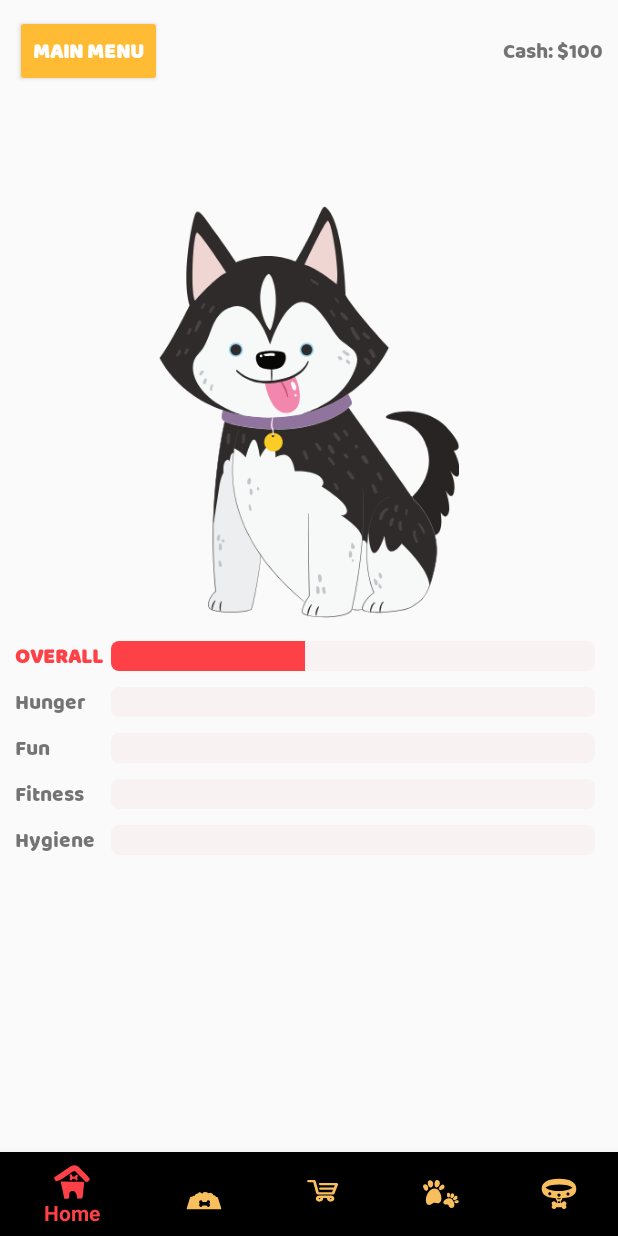
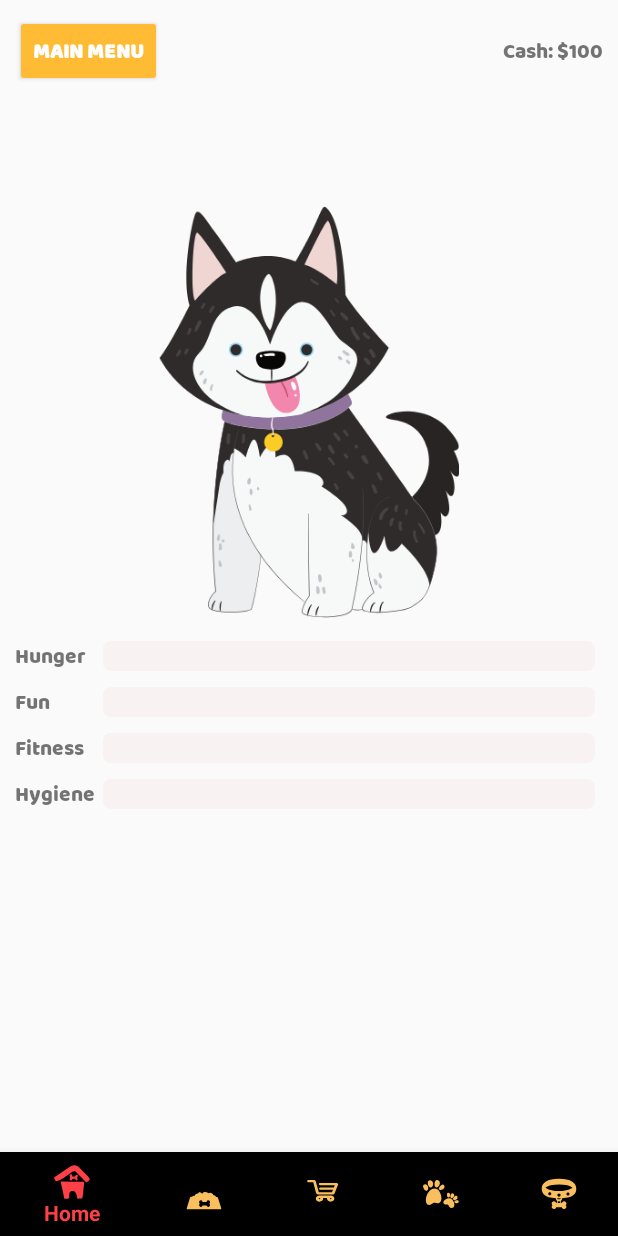
Before and after one commit to tsummerl/tamadoggy, an Android app: the MainGameActivity screen opened directly, with no data from a screen before it, on a phone screen of 412 x 824 dp. Run offline under Robolectric (Android 15) with nearby library versions, the phone set to English and light mode, and no system bars.

Commit message:
Cleaned up unneeded variables

```diff
--- a/app/src/main/java/summerland/twilight/tamadoggy/Const.java
+++ b/app/src/main/java/summerland/twilight/tamadoggy/Const.java
@@ -11,10 +11,6 @@ public final class Const {
     public static final String SHARED_NULL = "NULL_VALUE";
 
     public static final String SHARED_DATE_LAST_GAME_UPDATE = "LAST_GAME";
-    public static final String SHARED_DATE_HUNGER = "LAST_HUNGER";
-    public static final String SHARED_DATE_HYGIENE= "LAST_HYGIENE";
-    public static final String SHARED_DATE_FITNESS = "LAST_FITNESS";
-    public static final String SHARED_DATE_FUN = "LAST_FUN";
 
     public static final String SHARED_HUNGER = "HUNGER";
     public static final String SHARED_FUN = "FUN";
--- a/app/src/main/java/summerland/twilight/tamadoggy/NewGameActivity.java
+++ b/app/src/main/java/summerland/twilight/tamadoggy/NewGameActivity.java
@@ -41,10 +41,6 @@ public class NewGameActivity extends AppCompatActivity implements View.OnClickLi
             SharedPreferences.Editor sharedEdit = sPref.edit();
             Date currTime = new Date();
             sharedEdit.putLong(Const.SHARED_DATE_LAST_GAME_UPDATE, currTime.getTime());
-//            sharedEdit.putLong(Const.SHARED_DATE_HUNGER, currTime.getTime());
-//            sharedEdit.putLong(Const.SHARED_DATE_HYGIENE, currTime.getTime());
-//            sharedEdit.putLong(Const.SHARED_DATE_FITNESS, currTime.getTime());
-//            sharedEdit.putLong(Const.SHARED_DATE_FUN, currTime.getTime());
 
             sharedEdit.putInt(Const.SHARED_FITNESS, 100);
             sharedEdit.putInt(Const.SHARED_FUN, 100);
--- a/app/src/main/res/layout/activity_main_game.xml
+++ b/app/src/main/res/layout/activity_main_game.xml
@@ -79,33 +79,33 @@
 
                 </TableRow>
 
-                <TableRow
-                    android:layout_width="wrap_content"
-                    android:layout_height="wrap_content"
-                    android:layout_weight="2"
-                    android:gravity="center_vertical">
+                <!--<TableRow-->
+                    <!--android:layout_width="wrap_content"-->
+                    <!--android:layout_height="wrap_content"-->
+                    <!--android:layout_weight="2"-->
+                    <!--android:gravity="center_vertical">-->
 
-                    <TextView
-                        android:layout_weight="0"
-                        android:fontFamily="@font/baloo_chettan"
-                        android:gravity="left"
-                        android:text="Overall"
-                        android:textAllCaps="true"
-                        android:textColor="@color/colorAccent"
-                        android:textStyle="bold" />
+                    <!--<TextView-->
+                        <!--android:layout_weight="0"-->
+                        <!--android:fontFamily="@font/baloo_chettan"-->
+                        <!--android:gravity="left"-->
+                        <!--android:text="Overall"-->
+                        <!--android:textAllCaps="true"-->
+                        <!--android:textColor="@color/colorAccent"-->
+                        <!--android:textStyle="bold" />-->
 
-                    <ProgressBar
-                        android:id="@+id/barOverall"
-                        style="@android:style/Widget.ProgressBar.Horizontal"
-                        android:layout_width="wrap_content"
-                        android:layout_height="wrap_content"
-                        android:layout_margin="5sp"
-                        android:layout_weight="2"
-                        android:progress="40"
-                        android:progressBackgroundTint="@color/colorLightGray"
-                        android:progressTint="@color/colorAccent"
-                        />
-                </TableRow>
+                    <!--<ProgressBar-->
+                        <!--android:id="@+id/barOverall"-->
+                        <!--style="@android:style/Widget.ProgressBar.Horizontal"-->
+                        <!--android:layout_width="wrap_content"-->
+                        <!--android:layout_height="wrap_content"-->
+                        <!--android:layout_margin="5sp"-->
+                        <!--android:layout_weight="2"-->
+                        <!--android:progress="40"-->
+                        <!--android:progressBackgroundTint="@color/colorLightGray"-->
+                        <!--android:progressTint="@color/colorAccent"-->
+                        <!--/>-->
+                <!--</TableRow>-->
 
                 <TableRow
                     android:layout_width="wrap_content"
```
